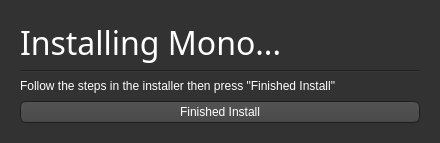
This is monoframework.ui in BenjaminHalko/WiiMusicEditorPlus as Qt 5 draws it before an edit. The edited form follows.
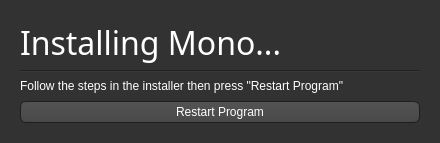
This is the edited form. The open tabs and pages were chosen to show the change. Icons and pictures are not drawn.

Commit message: Still working on the mono framework

What changed in the file:
```diff
--- a/monoframework.ui
+++ b/monoframework.ui
@@ -628,7 +628,7 @@
        <item>
         <widget class="QLabel" name="label">
          <property name="text">
-          <string>Follow the steps in the installer then press &quot;Finished Install&quot;</string>
+          <string>Follow the steps in the installer then press &quot;Restart Program&quot;</string>
          </property>
         </widget>
        </item>
@@ -648,7 +648,7 @@
        <item>
         <widget class="QPushButton" name="MacDone">
          <property name="text">
-          <string>Finished Install</string>
+          <string>Restart Program</string>
          </property>
         </widget>
        </item>
```
The commit also changes 2 other files.
